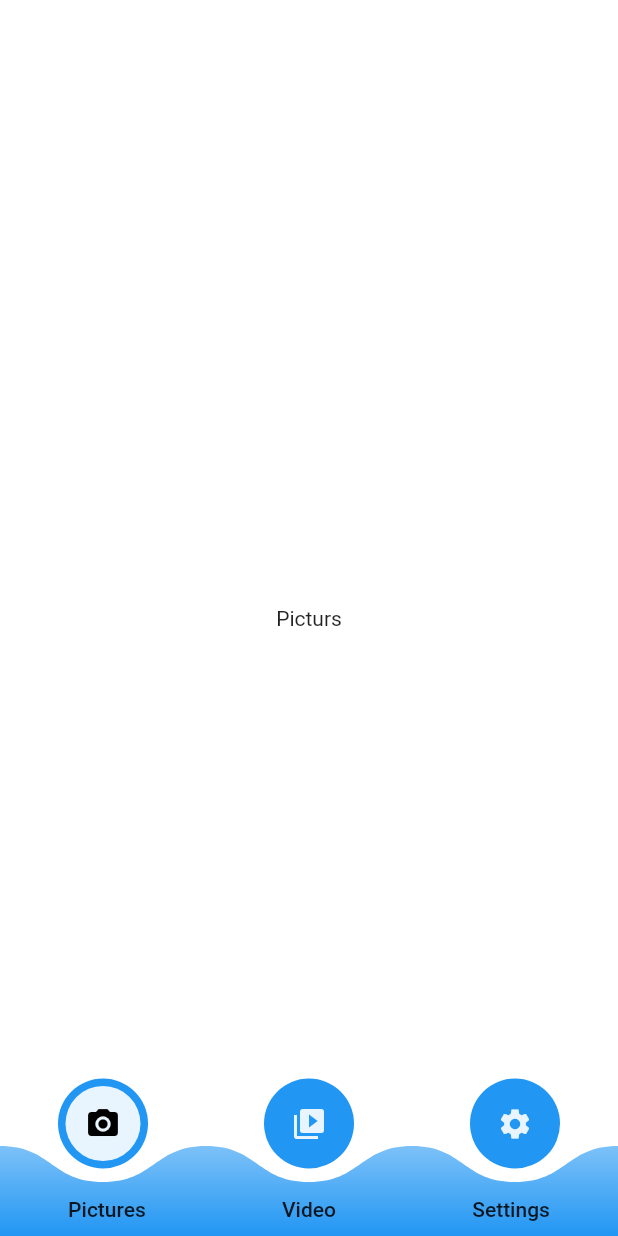
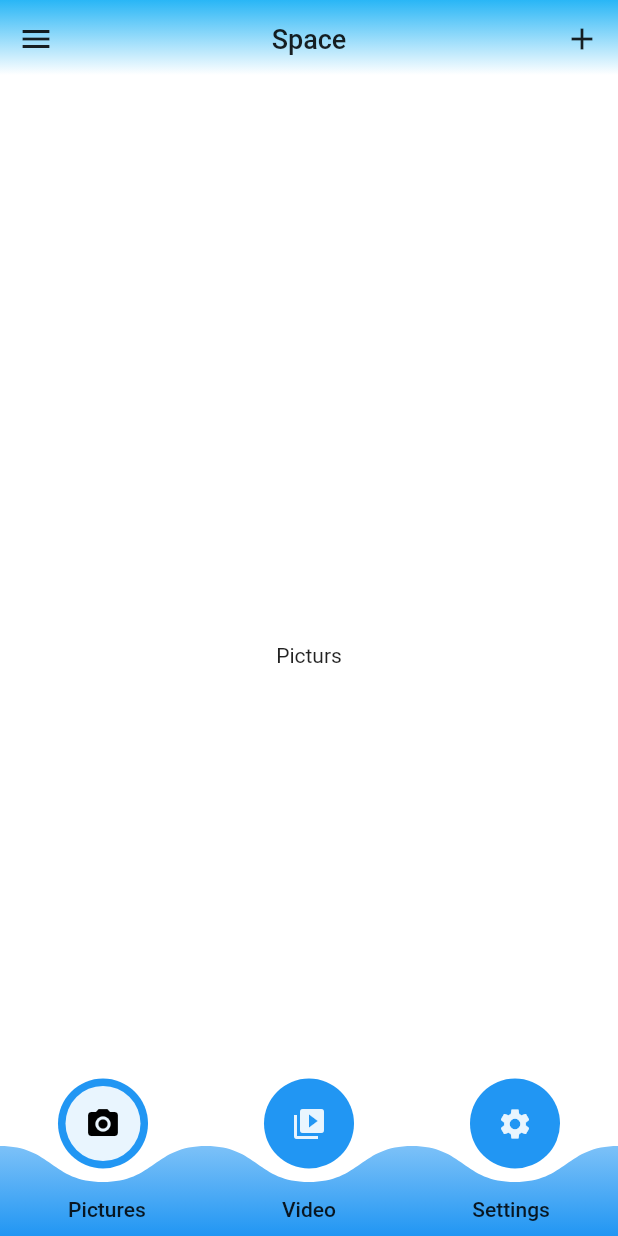
Before and after one commit to Nilrajsinh/ISpace, a Flutter app: the Home screen opened directly, on a phone screen of 412 x 824 dp. Run offline on Flutter 3.47's test engine with Material 2 defaults, Android fonts, the phone set to English and light mode, and no system bars; our stand-ins replace animated_text_kit, firebase_auth, firebase_core, google_sign_in, lottie; accounts and stored records are empty; network calls fail.

Commit message:
app bar design done

```diff
--- a/lib/Home/HomePage.dart
+++ b/lib/Home/HomePage.dart
@@ -2,6 +2,7 @@ import 'package:flutter/material.dart';
 import 'package:i_space/Views/Pictures.dart';
 import 'package:i_space/Views/Settings.dart';
 import 'package:i_space/Views/Video.dart';
+import 'package:i_space/Widget/AppBar.dart';
 import 'package:i_space/Widget/Custom_Navigation_Bar.dart';
 import 'package:i_space/main.dart';
 
@@ -11,7 +12,7 @@ class Home extends StatelessWidget {
     return Scaffold(
       backgroundColor: Colors.blueGrey.shade100,
       extendBody: true,
-
+      appBar: CustomAppBar(),
       body: PageView(
         physics: NeverScrollableScrollPhysics(),
         controller: pageController,
--- /dev/null
+++ b/lib/Widget/AppBar.dart
@@ -0,0 +1,40 @@
+
+import 'package:flutter/material.dart';
+
+class CustomAppBar extends StatelessWidget implements PreferredSizeWidget {
+
+  final double _preferredHeight = 50;
+  @override
+  Widget build(BuildContext context) {
+    return Container(
+
+      alignment: Alignment.bottomCenter,
+
+      decoration: BoxDecoration(
+
+        gradient: LinearGradient(
+          begin: Alignment.topCenter,
+          end: Alignment.bottomCenter,
+          colors: [
+            Colors.lightBlue[400],
+            Colors.white,
+          ],
+        ),
+      ),
+      child: Row(
+        mainAxisAlignment: MainAxisAlignment.spaceBetween,
+        children: <Widget>[
+          IconButton(icon: Icon(Icons.menu), onPressed: () {}),
+          Text(
+            'Space',
+            style: TextStyle(fontSize: 18, fontWeight: FontWeight.w500),
+          ),
+          IconButton(icon: Icon(Icons.add), onPressed: () {}),
+        ],
+      ),
+    );
+  }
+
+  @override
+  Size get preferredSize => Size.fromHeight(_preferredHeight);
+}
```
Also changed, not shown: 1 other file.
